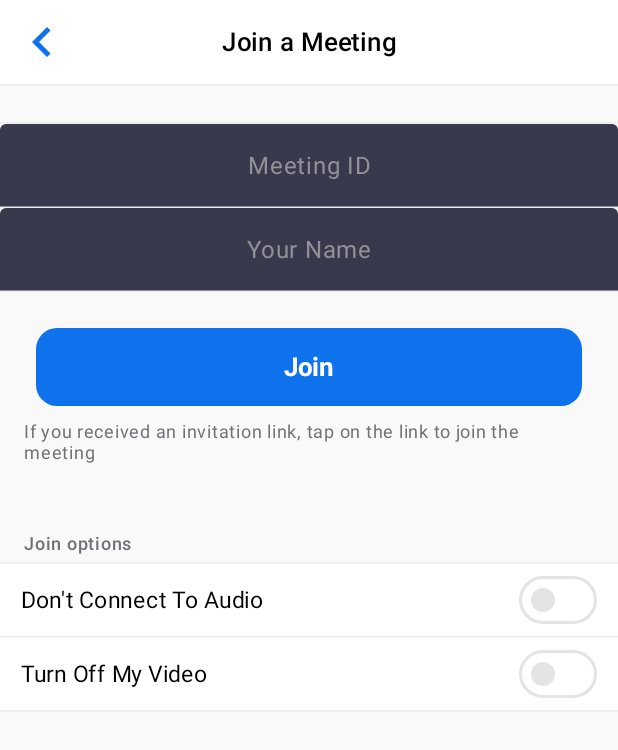
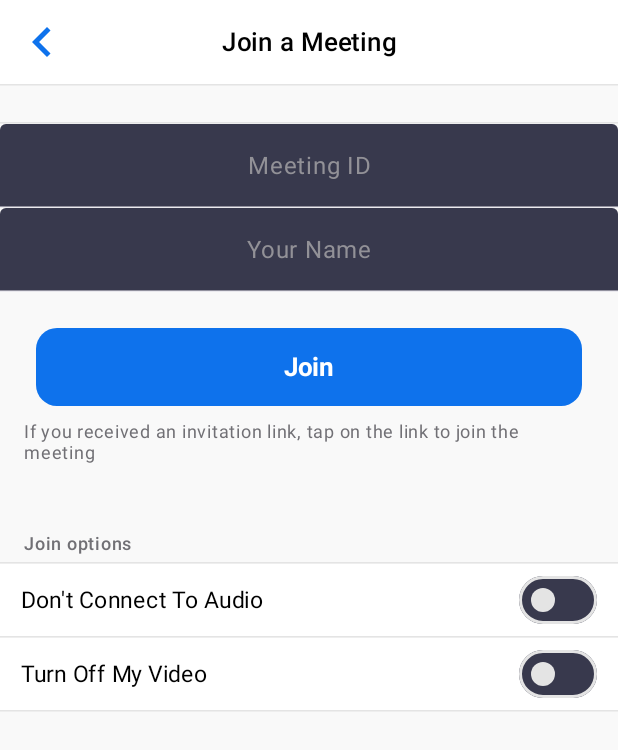
Before and after one commit to wisemuji/zoom-clone-compose, an Android app built with Jetpack Compose: the JoinMeetingScreen screen opened through its navigation route, on a phone screen of 412 x 824 dp. Shown: the top 750 px of the screen. Run offline under Robolectric (Android 15) with nearby library versions, the light colour scheme and no system bars; our stand-ins replace Dagger/Hilt's generated code.

Commit message:
feat: apply material3 color theme

```diff
--- a/app/src/main/java/com/wisemuji/zoomclone/ui/component/DefaultHorizontalDivider.kt
+++ b/app/src/main/java/com/wisemuji/zoomclone/ui/component/DefaultHorizontalDivider.kt
@@ -1,17 +1,17 @@
 package com.wisemuji.zoomclone.ui.component
 
 import androidx.compose.material3.HorizontalDivider
+import androidx.compose.material3.MaterialTheme
 import androidx.compose.runtime.Composable
 import androidx.compose.ui.Modifier
 import androidx.compose.ui.unit.dp
-import com.wisemuji.zoomclone.ui.theme.Gray20
 
 @Composable
 fun DefaultHorizontalDivider(
     modifier: Modifier = Modifier,
 ) {
     HorizontalDivider(
-        color = Gray20,
+        color = MaterialTheme.colorScheme.outlineVariant,
         thickness = 1.dp,
         modifier = modifier,
     )
--- a/app/src/main/java/com/wisemuji/zoomclone/ui/component/ZoomSwitch.kt
+++ b/app/src/main/java/com/wisemuji/zoomclone/ui/component/ZoomSwitch.kt
@@ -5,6 +5,7 @@ import androidx.compose.foundation.clickable
 import androidx.compose.foundation.layout.Column
 import androidx.compose.foundation.layout.Row
 import androidx.compose.foundation.layout.padding
+import androidx.compose.material3.MaterialTheme
 import androidx.compose.material3.Switch
 import androidx.compose.material3.SwitchDefaults
 import androidx.compose.material3.Text
@@ -16,11 +17,8 @@ import androidx.compose.ui.tooling.preview.PreviewParameter
 import androidx.compose.ui.tooling.preview.PreviewParameterProvider
 import androidx.compose.ui.unit.dp
 import androidx.compose.ui.unit.sp
-import com.wisemuji.zoomclone.ui.theme.Black
-import com.wisemuji.zoomclone.ui.theme.Gray30
 import com.wisemuji.zoomclone.ui.theme.Gray60
-import com.wisemuji.zoomclone.ui.theme.Green
-import com.wisemuji.zoomclone.ui.theme.White
+import com.wisemuji.zoomclone.ui.theme.ZoomCloneComposeTheme
 
 @Composable
 fun ZoomSwitch(
@@ -32,11 +30,10 @@ fun ZoomSwitch(
         checked = checked,
         onCheckedChange = onCheckedChange,
         colors = SwitchDefaults.colors(
-            checkedThumbColor = White,
-            checkedTrackColor = Green,
-            uncheckedThumbColor = Gray30,
-            uncheckedTrackColor = White,
-            uncheckedBorderColor = Gray30,
+            checkedThumbColor = MaterialTheme.colorScheme.onTertiary,
+            checkedTrackColor = MaterialTheme.colorScheme.tertiary,
+            uncheckedThumbColor = MaterialTheme.colorScheme.outlineVariant,
+            uncheckedBorderColor = MaterialTheme.colorScheme.outlineVariant,
         ),
         modifier = modifier,
     )
@@ -54,7 +51,7 @@ fun ZoomSwitchRow(
         verticalAlignment = Alignment.CenterVertically,
         modifier = modifier
             .clickable { onCheckedChange(!checked) }
-            .background(White)
+            .background(MaterialTheme.colorScheme.surface)
             .padding(horizontal = 14.dp)
     ) {
         Column(
@@ -65,7 +62,7 @@ fun ZoomSwitchRow(
             Text(
                 text = title,
                 fontSize = 15.sp,
-                color = Black,
+                color = MaterialTheme.colorScheme.onSurface,
             )
             subtitle?.let {
                 Text(
@@ -88,7 +85,9 @@ class CheckedPreviewParameterProvider : PreviewParameterProvider<Boolean> {
 private fun ZoomSwitchPreview(
     @PreviewParameter(CheckedPreviewParameterProvider::class) checked: Boolean,
 ) {
+    ZoomCloneComposeTheme {
         ZoomSwitch(checked = checked, onCheckedChange = {})
+    }
 }
 
 @Preview
@@ -96,9 +95,11 @@ private fun ZoomSwitchPreview(
 private fun ZoomSwitchRowPreview(
     @PreviewParameter(CheckedPreviewParameterProvider::class) checked: Boolean,
 ) {
+    ZoomCloneComposeTheme {
         ZoomSwitchRow(
             title = "Video On",
             checked = checked,
             onCheckedChange = {},
         )
     }
+}
--- a/app/src/main/java/com/wisemuji/zoomclone/ui/joinmeeting/JoinMeetingScreen.kt
+++ b/app/src/main/java/com/wisemuji/zoomclone/ui/joinmeeting/JoinMeetingScreen.kt
@@ -13,6 +13,7 @@ import androidx.compose.material.icons.Icons
 import androidx.compose.material.icons.automirrored.filled.KeyboardArrowLeft
 import androidx.compose.material3.Icon
 import androidx.compose.material3.IconButton
+import androidx.compose.material3.MaterialTheme
 import androidx.compose.material3.Scaffold
 import androidx.compose.material3.Text
 import androidx.compose.runtime.Composable
@@ -29,15 +30,12 @@ import androidx.compose.ui.unit.dp
 import androidx.compose.ui.unit.sp
 import com.wisemuji.zoomclone.R
 import com.wisemuji.zoomclone.model.MeetingOptions
+import com.wisemuji.zoomclone.ui.component.DefaultHorizontalDivider
+import com.wisemuji.zoomclone.ui.component.StatusBarColor
+import com.wisemuji.zoomclone.ui.component.ZoomFullSizeButton
 import com.wisemuji.zoomclone.ui.component.ZoomSwitchRow
-import com.wisemuji.zoomclone.ui.component.DefaultHorizontalDivider
 import com.wisemuji.zoomclone.ui.component.ZoomTextField
-import com.wisemuji.zoomclone.ui.component.ZoomFullSizeButton
-import com.wisemuji.zoomclone.ui.component.StatusBarColor
-import com.wisemuji.zoomclone.ui.theme.Blue
-import com.wisemuji.zoomclone.ui.theme.Gray10
 import com.wisemuji.zoomclone.ui.theme.Gray60
-import com.wisemuji.zoomclone.ui.theme.White
 import com.wisemuji.zoomclone.ui.theme.ZoomCloneComposeTheme
 
 @Composable
@@ -50,7 +48,7 @@ fun JoinMeetingScreen(
     var audioOn by remember { mutableStateOf(true) }
     var videoOn by remember { mutableStateOf(true) }
 
-    StatusBarColor(color = White, isIconLight = true)
+    StatusBarColor(color = MaterialTheme.colorScheme.surface, isIconLight = true)
     Scaffold(
         topBar = { JoinMeetingTopAppBar(onBack = onBackPressed) }
     ) { innerPadding ->
@@ -58,7 +56,7 @@ fun JoinMeetingScreen(
             modifier = Modifier
                 .padding(innerPadding)
                 .fillMaxSize()
-                .background(Gray10)
+                .background(MaterialTheme.colorScheme.surfaceContainer)
         ) {
             DefaultHorizontalDivider()
             Spacer(modifier = Modifier.padding(12.dp))
@@ -108,7 +106,7 @@ private fun JoinMeetingTopAppBar(onBack: () -> Unit) {
             Icon(
                 imageVector = Icons.AutoMirrored.Filled.KeyboardArrowLeft,
                 contentDescription = "Back",
-                tint = Blue,
+                tint = MaterialTheme.colorScheme.primary,
                 modifier = Modifier.size(52.dp),
             )
         }
--- a/app/src/main/java/com/wisemuji/zoomclone/ui/lobby/LobbyScreen.kt
+++ b/app/src/main/java/com/wisemuji/zoomclone/ui/lobby/LobbyScreen.kt
@@ -16,6 +16,7 @@ import androidx.compose.material.icons.outlined.Info
 import androidx.compose.material3.AlertDialog
 import androidx.compose.material3.Icon
 import androidx.compose.material3.IconButton
+import androidx.compose.material3.MaterialTheme
 import androidx.compose.material3.Scaffold
 import androidx.compose.material3.Text
 import androidx.compose.material3.TextButton
@@ -38,12 +39,7 @@ import androidx.compose.ui.unit.sp
 import com.wisemuji.zoomclone.R
 import com.wisemuji.zoomclone.ui.component.DefaultHorizontalDivider
 import com.wisemuji.zoomclone.ui.component.StatusBarColor
-import com.wisemuji.zoomclone.ui.theme.Blue
-import com.wisemuji.zoomclone.ui.theme.Gray10
 import com.wisemuji.zoomclone.ui.theme.Gray50
-import com.wisemuji.zoomclone.ui.theme.Gray80
-import com.wisemuji.zoomclone.ui.theme.Orange
-import com.wisemuji.zoomclone.ui.theme.White
 import com.wisemuji.zoomclone.ui.theme.ZoomCloneComposeTheme
 
 @Composable
@@ -56,7 +52,7 @@ fun LobbyScreen(
     if (showInfoDialog) {
         LobbyInfoDialog(onDismissRequest = { showInfoDialog = false })
     }
-    StatusBarColor(color = Gray80, isIconLight = false)
+    StatusBarColor(color = MaterialTheme.colorScheme.surfaceContainerHighest, isIconLight = false)
     Scaffold(
         topBar = { LobbyScreenTopAppBar { showInfoDialog = true } }
     ) { innerPadding ->
@@ -65,19 +61,19 @@ fun LobbyScreen(
                 horizontalArrangement = Arrangement.SpaceAround,
                 modifier = Modifier
                     .padding(innerPadding)
-                    .background(Gray10)
+                    .background(MaterialTheme.colorScheme.surfaceContainer)
                     .padding(16.dp)
                     .fillMaxWidth(),
             ) {
                 LobbyItem(
                     icon = painterResource(id = R.drawable.ic_zoom_video_on),
                     caption = stringResource(R.string.new_meeting_navigator),
-                    color = Orange
+                    color = MaterialTheme.colorScheme.secondary,
                 ) { onNewMeetingClick() }
                 LobbyItem(
                     icon = painterResource(id = R.drawable.ic_zoom_join_meeting),
                     caption = stringResource(R.string.join_meeting_navigator),
-                    color = Blue
+                    color = MaterialTheme.colorScheme.primary,
                 ) { onJoinMeetingClick() }
                 LobbyItem(
                     icon = painterResource(id = R.drawable.ic_zoom_breakout),
@@ -102,7 +98,7 @@ private fun LobbyScreenTopAppBar(
     Box(
         contentAlignment = Alignment.CenterEnd,
         modifier = Modifier
-            .background(Gray80)
+            .background(MaterialTheme.colorScheme.surfaceContainerHighest)
             .fillMaxWidth()
             .height(56.dp)
             .padding(horizontal = 4.dp)
@@ -112,13 +108,13 @@ private fun LobbyScreenTopAppBar(
             fontSize = 17.sp,
             fontWeight = FontWeight.Medium,
             modifier = Modifier.align(Alignment.Center),
-            color = White
+            color = MaterialTheme.colorScheme.inverseOnSurface
         )
         IconButton(onClick = onInfoClick) {
             Icon(
                 imageVector = Icons.Outlined.Info,
                 contentDescription = "information",
-                tint = White
+                tint = MaterialTheme.colorScheme.inverseOnSurface
             )
         }
     }
@@ -145,12 +141,16 @@ private fun LobbyItem(
                 .size(64.dp)
                 .clickable { onClick() },
         ) {
-            Icon(painter = icon, contentDescription = caption, tint = White)
+            Icon(
+                painter = icon,
+                contentDescription = caption,
+                tint = MaterialTheme.colorScheme.onPrimary
+            )
         }
         Text(
             text = caption,
             fontSize = 12.sp,
-            color = Gray80,
+            color = MaterialTheme.colorScheme.onSurfaceVariant,
             letterSpacing = (-0.45).sp,
         )
     }
@@ -201,7 +201,7 @@ private fun LobbyItemPreview() {
         LobbyItem(
             icon = painterResource(id = R.drawable.ic_zoom_video_on),
             caption = "New Meeting",
-            color = Orange
+            color = MaterialTheme.colorScheme.secondary,
         ) {}
     }
 }
--- a/app/src/main/java/com/wisemuji/zoomclone/ui/theme/Theme.kt
+++ b/app/src/main/java/com/wisemuji/zoomclone/ui/theme/Theme.kt
@@ -1,7 +1,6 @@
 package com.wisemuji.zoomclone.ui.theme
 
 import android.app.Activity
-import androidx.compose.foundation.isSystemInDarkTheme
 import androidx.compose.material3.MaterialTheme
 import androidx.compose.material3.lightColorScheme
 import androidx.compose.runtime.Composable
@@ -22,11 +21,13 @@ private val LightColorScheme = lightColorScheme(
     onBackground = Black,
     surface = White,
     onSurface = Black,
+    onSurfaceVariant = Gray80,
     surfaceContainer = Gray10,
     surfaceVariant = White,
     surfaceContainerHighest = Gray80,
-    inverseSurface = Gray80,
+    inverseSurface = Black,
     inverseOnSurface = White,
+    outlineVariant = Gray30,
 )
 
 // TODO: Add dark color scheme
```
Also changed, not shown: app/src/main/java/com/wisemuji/zoomclone/ui/component/ZoomTextField.kt (+8 -5 lines), app/src/main/java/com/wisemuji/zoomclone/ui/component/ZoomVideoTheme.kt (+5 -6 lines), app/src/main/java/com/wisemuji/zoomclone/ui/meetingroom/MeetingRoomScreen.kt (+6 -7 lines), app/src/main/java/com/wisemuji/zoomclone/ui/meetingroom/ReactionItemData.kt (+6 -3 lines), app/src/main/java/com/wisemuji/zoomclone/ui/meetingroom/ToggleButton.kt (+2 -5 lines), app/src/main/java/com/wisemuji/zoomclone/ui/newmeeting/NewMeetingScreen.kt (+6 -7 lines). Lines whose indentation alone changed are shown as unchanged.
